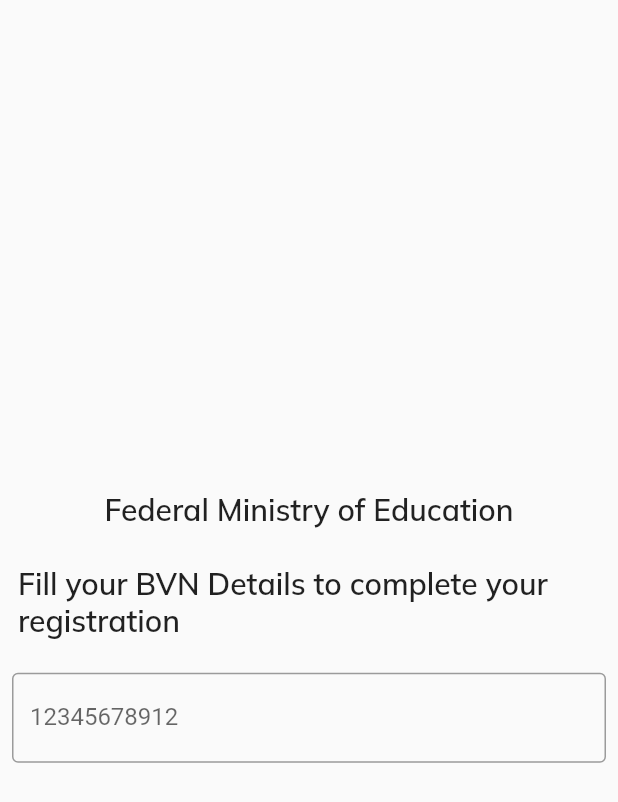
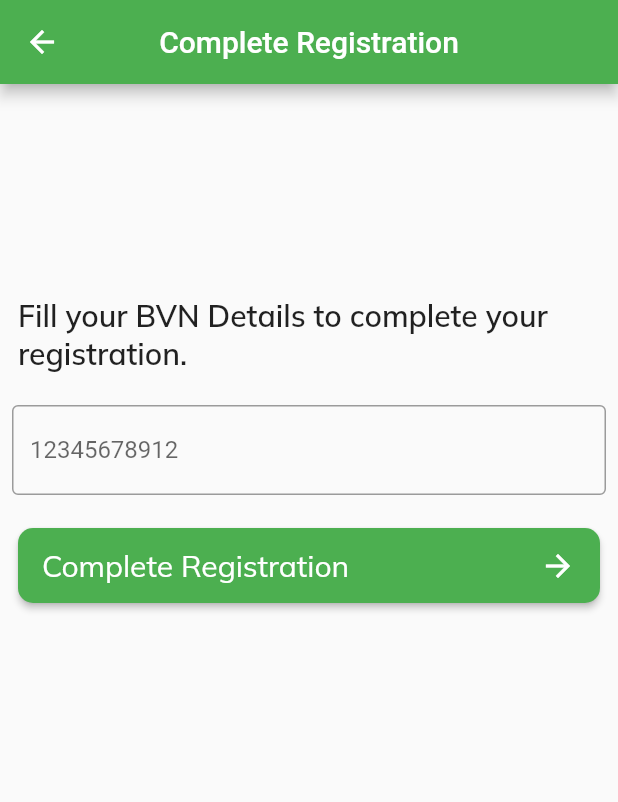
Before and after one commit to vikilinho/lsgnysc, a Flutter app: the BvnScreen screen opened directly, on a phone screen of 412 x 824 dp. Shown: the top 802 px of the screen. Run offline on Flutter 3.47's test engine with Material 2 defaults, Android fonts, the phone set to English and light mode, and no system bars; our stand-ins replace google_fonts.

Commit message:
new addon

```diff
--- a/lib/pages/bvn_screen.dart
+++ b/lib/pages/bvn_screen.dart
@@ -1,5 +1,6 @@
 import 'package:flutter/material.dart';
 import 'package:google_fonts/google_fonts.dart';
+import 'package:lsgnysc/pages/navigation_screen.dart';
 
 class BvnScreen extends StatefulWidget {
   const BvnScreen({Key? key}) : super(key: key);
@@ -12,24 +13,21 @@
   @override
   Widget build(BuildContext context) {
     return Scaffold(
+      appBar: AppBar(
+        title: Text("Complete Registration"),
+        centerTitle: true,
+      ),
       body: SafeArea(
         child: Column(
-          mainAxisAlignment: MainAxisAlignment.center,
+          mainAxisAlignment: MainAxisAlignment.start,
           children: [
-            Padding(
-              padding: const EdgeInsets.all(12.0),
-              child: Text(
-                "Federal Ministry of Education",
-                style: GoogleFonts.mulish(
-                  fontSize: 20,
-                  fontWeight: FontWeight.w600,
-                ),
-              ),
+            SizedBox(
+              height: 130,
             ),
             Padding(
               padding: const EdgeInsets.all(12.0),
               child: Text(
-                "Fill your BVN Details to complete your registration",
+                "Fill your BVN Details to complete your registration.",
                 style: GoogleFonts.mulish(
                   fontSize: 20,
                   fontWeight: FontWeight.w600,
@@ -49,6 +47,42 @@
                 labelText: "12345678912",
               )),
             ),
+            SizedBox(
+              height: 10,
+            ),
+            Padding(
+              padding: const EdgeInsets.all(12.0),
+              child: ButtonTheme(
+                minWidth: 300,
+                height: 50,
+                // ignore: deprecated_member_use
+                child: RaisedButton(
+                    color: Colors.green,
+                    shape: RoundedRectangleBorder(
+                      borderRadius: BorderRadius.circular(10),
+                    ),
+                    onPressed: () async {
+                      Navigator.push(
+                        context,
+                        MaterialPageRoute(
+                            builder: (context) => NavigationScreen()),
+                      );
+                    },
+                    child: Row(
+                      mainAxisAlignment: MainAxisAlignment.spaceBetween,
+                      children: [
+                        Text(
+                          "Complete Registration",
+                          style: GoogleFonts.mulish(
+                              color: Colors.white,
+                              fontSize: 20,
+                              fontWeight: FontWeight.w400),
+                        ),
+                        Icon(Icons.arrow_forward, color: Colors.white),
+                      ],
+                    )),
+              ),
+            ),
           ],
         ),
       ),
```
